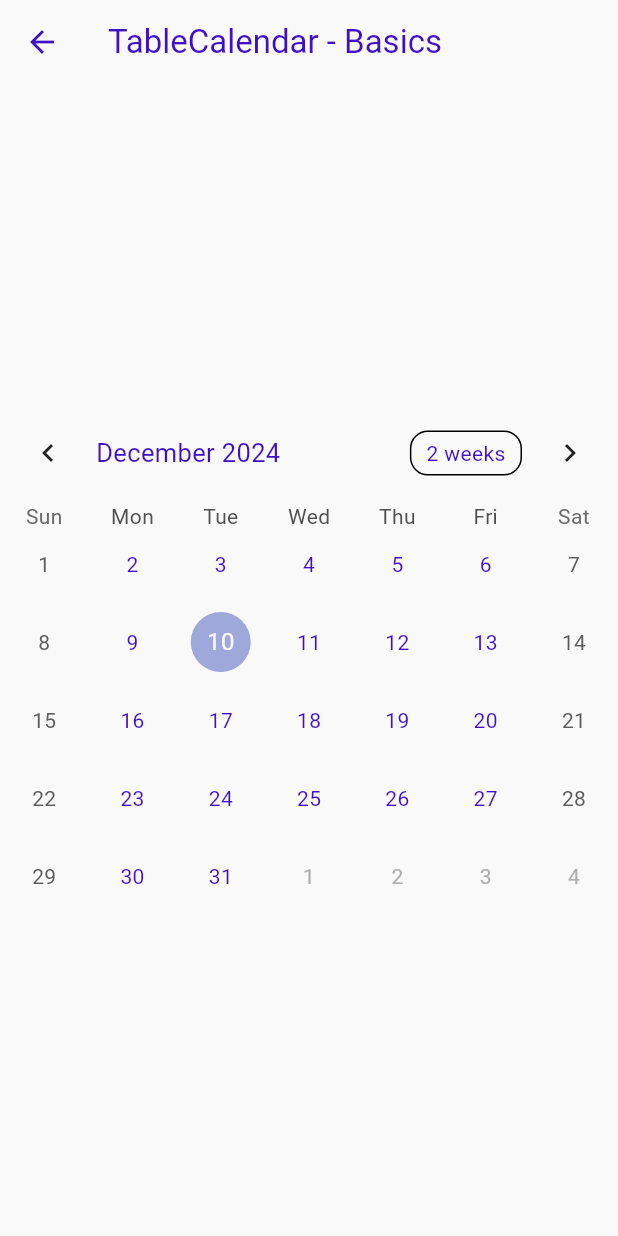
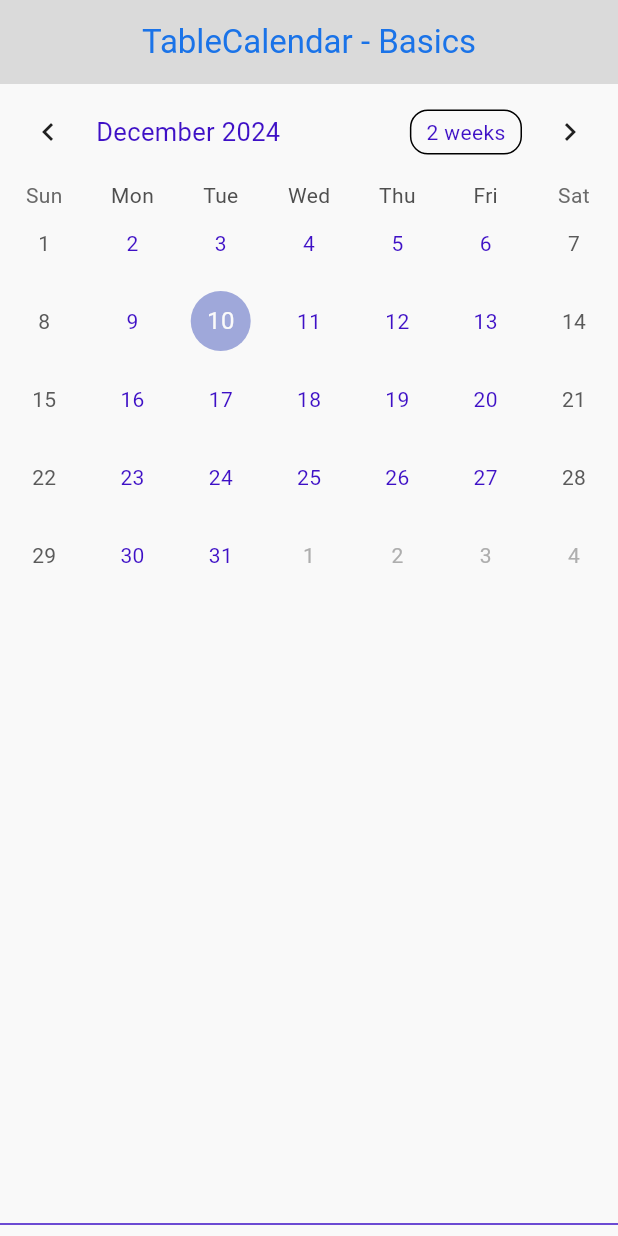
Before and after one commit to SorenM22/CS3541-Final-Project, a Flutter app: the Calendar screen opened directly, on a phone screen of 412 x 824 dp. Run offline on Flutter 3.47's test engine with Material 3 defaults, Android fonts, the phone set to English and light mode, and no system bars; drawn by our look-alikes of table_calendar; our stand-ins replace audioplayers, cloud_firestore, csv, firebase_auth, firebase_core, get and 2 more; missing offline and left inert: dart:ffi, flex_color_picker, statistics; accounts and stored records are empty.

Commit message:
actesizited Calendar Page

```diff
--- a/lib/View/calendar.dart
+++ b/lib/View/calendar.dart
@@ -29,9 +29,12 @@ class _CalendarState extends State<Calendar> {
   @override
   Widget build(BuildContext context) {
     return Scaffold(
-      appBar: AppBar(
-        title: Text('TableCalendar - Basics'),
-      ),
+        appBar: AppBar(
+          automaticallyImplyLeading: false,
+          centerTitle: true,
+          backgroundColor: Theme.of(context).colorScheme.secondary,
+          title: Text("TableCalendar - Basics", style: TextStyle(color: Theme.of(context).colorScheme.onSecondary)),
+        ),
       body: Center(
           child: Column(
               mainAxisAlignment: MainAxisAlignment.center,
@@ -167,13 +170,16 @@ class _CalendarState extends State<Calendar> {
                     itemBuilder: (context, index) => man.interviewList[index]
                 ),
 
-
-
-
+                Spacer(
+                  flex: 100,
+                ),
+                Divider(
+                  color: Theme.of(context).colorScheme.onPrimary,
+                  thickness: 1.0,
+                )
               ]
           )
       )
-
     );
   }
 }
```
